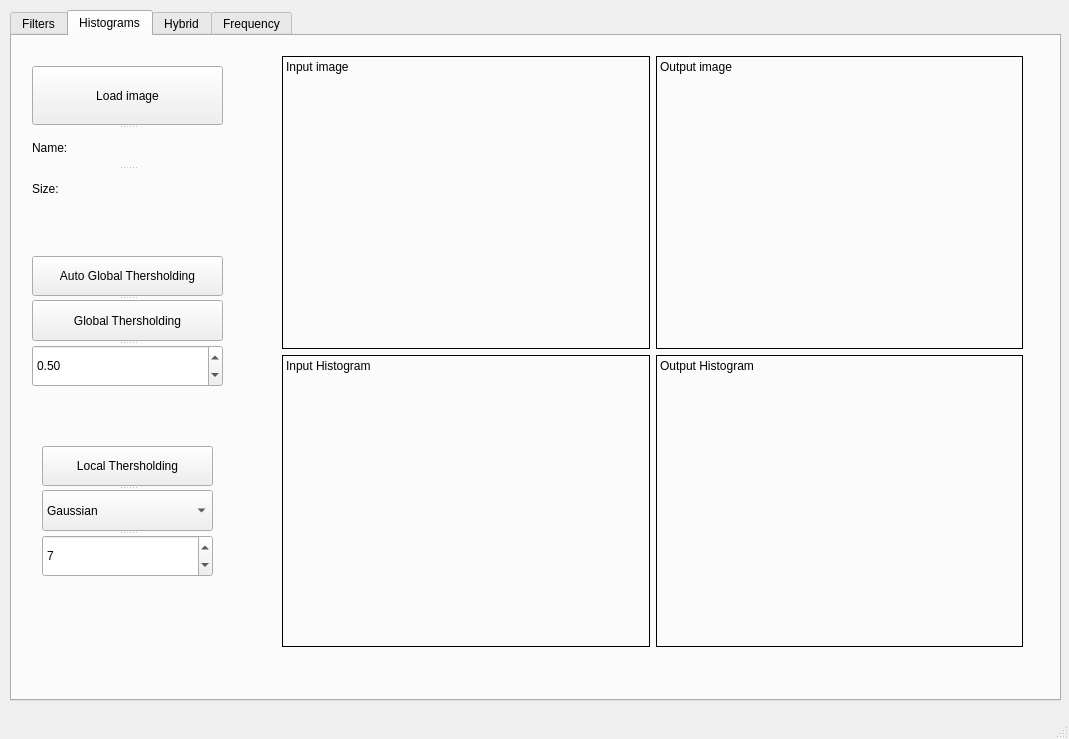
Before: the Qt Designer form MainWindow.ui in Bravewarrior0/Computer-Vision, drawn with Qt 5.
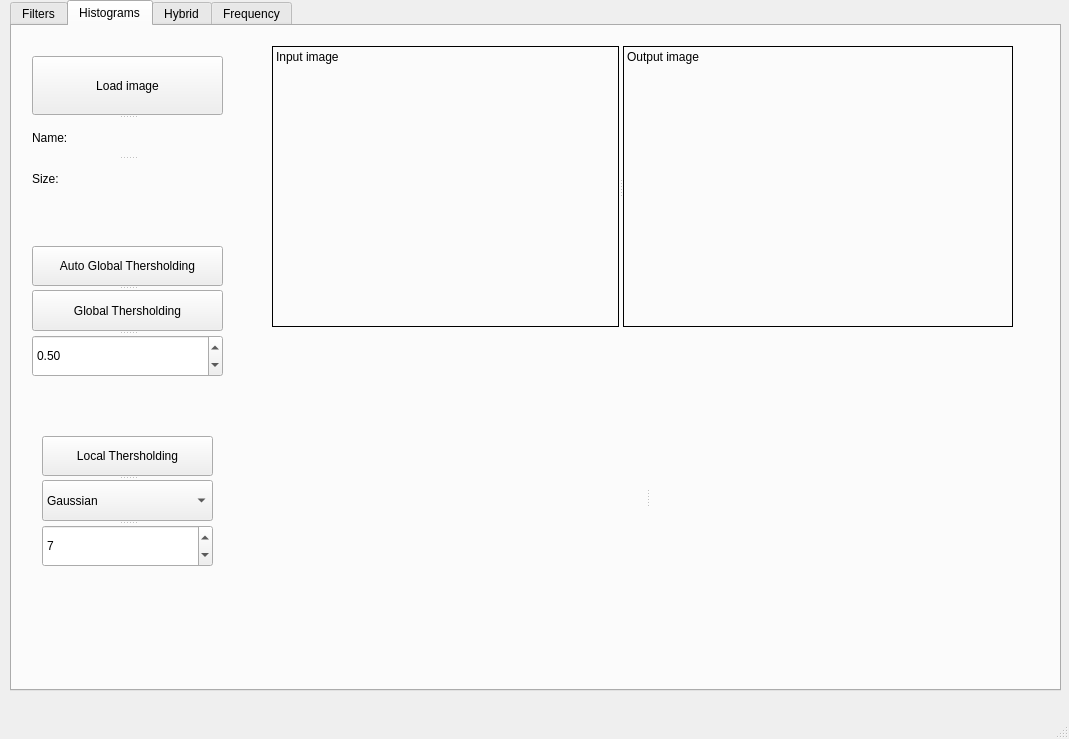
After: the same form once the commit is applied. The open tabs and pages were chosen to show the change. Custom widgets are drawn as their Qt base class.

The edit to the form file:
```diff
--- a/MainWindow.ui
+++ b/MainWindow.ui
@@ -33,7 +33,7 @@
     <property name="geometry">
      <rect>
       <x>10</x>
-      <y>10</y>
+      <y>0</y>
       <width>1051</width>
       <height>691</height>
      </rect>
@@ -359,76 +359,6 @@
      <attribute name="title">
       <string>Histograms</string>
      </attribute>
-     <widget class="QWidget" name="layoutWidget">
-      <property name="geometry">
-       <rect>
-        <x>270</x>
-        <y>20</y>
-        <width>741</width>
-        <height>591</height>
-       </rect>
-      </property>
-      <layout class="QGridLayout" name="gridLayout">
-       <item row="0" column="0">
-        <widget class="QLabel" name="label_histograms_input">
-         <property name="frameShape">
-          <enum>QFrame::Box</enum>
-         </property>
-         <property name="text">
-          <string>Input image</string>
-         </property>
-         <property name="alignment">
-          <set>Qt::AlignLeading|Qt::AlignLeft|Qt::AlignTop</set>
-         </property>
-        </widget>
-       </item>
-       <item row="0" column="1">
-        <widget class="QLabel" name="label_histograms_output">
-         <property name="frameShape">
-          <enum>QFrame::Box</enum>
-         </property>
-         <property name="text">
-          <string>Output image</string>
-         </property>
-         <property name="alignment">
-          <set>Qt::AlignLeading|Qt::AlignLeft|Qt::AlignTop</set>
-         </property>
-        </widget>
-       </item>
-       <item row="1" column="0">
-        <widget class="QLabel" name="label_histograms_hinput">
-         <property name="frameShape">
-          <enum>QFrame::Box</enum>
-         </property>
-         <property name="text">
-          <string>Input Histogram</string>
-         </property>
-         <property name="textFormat">
-          <enum>Qt::PlainText</enum>
-         </property>
-         <property name="alignment">
-          <set>Qt::AlignLeading|Qt::AlignLeft|Qt::AlignTop</set>
-         </property>
-        </widget>
-       </item>
-       <item row="1" column="1">
-        <widget class="QLabel" name="label_histograms_houtput">
-         <property name="frameShape">
-          <enum>QFrame::Box</enum>
-         </property>
-         <property name="text">
-          <string>Output Histogram</string>
-         </property>
-         <property name="textFormat">
-          <enum>Qt::PlainText</enum>
-         </property>
-         <property name="alignment">
-          <set>Qt::AlignLeading|Qt::AlignLeft|Qt::AlignTop</set>
-         </property>
-        </widget>
-       </item>
-      </layout>
-     </widget>
      <widget class="QSplitter" name="splitter_5">
       <property name="geometry">
        <rect>
@@ -540,6 +470,56 @@
        </property>
       </widget>
      </widget>
+     <widget class="QSplitter" name="splitter_14">
+      <property name="geometry">
+       <rect>
+        <x>260</x>
+        <y>20</y>
+        <width>741</width>
+        <height>281</height>
+       </rect>
+      </property>
+      <property name="orientation">
+       <enum>Qt::Horizontal</enum>
+      </property>
+      <widget class="QLabel" name="label_histograms_input">
+       <property name="frameShape">
+        <enum>QFrame::Box</enum>
+       </property>
+       <property name="text">
+        <string>Input image</string>
+       </property>
+       <property name="alignment">
+        <set>Qt::AlignLeading|Qt::AlignLeft|Qt::AlignTop</set>
+       </property>
+      </widget>
+      <widget class="QLabel" name="label_histograms_output">
+       <property name="frameShape">
+        <enum>QFrame::Box</enum>
+       </property>
+       <property name="text">
+        <string>Output image</string>
+       </property>
+       <property name="alignment">
+        <set>Qt::AlignLeading|Qt::AlignLeft|Qt::AlignTop</set>
+       </property>
+      </widget>
+     </widget>
+     <widget class="QSplitter" name="splitter_13">
+      <property name="geometry">
+       <rect>
+        <x>240</x>
+        <y>310</y>
+        <width>791</width>
+        <height>321</height>
+       </rect>
+      </property>
+      <property name="orientation">
+       <enum>Qt::Horizontal</enum>
+      </property>
+      <widget class="PlotWidget" name="histo_input" native="true"/>
+      <widget class="PlotWidget" name="histo_output" native="true"/>
+     </widget>
     </widget>
     <widget class="QWidget" name="tab_hybrid">
      <attribute name="title">
@@ -869,6 +849,14 @@
   </widget>
   <widget class="QStatusBar" name="statusbar"/>
  </widget>
+ <customwidgets>
+  <customwidget>
+   <class>PlotWidget</class>
+   <extends>QWidget</extends>
+   <header location="global">pyqtgraph</header>
+   <container>1</container>
+  </customwidget>
+ </customwidgets>
  <resources/>
  <connections/>
 </ui>
```
